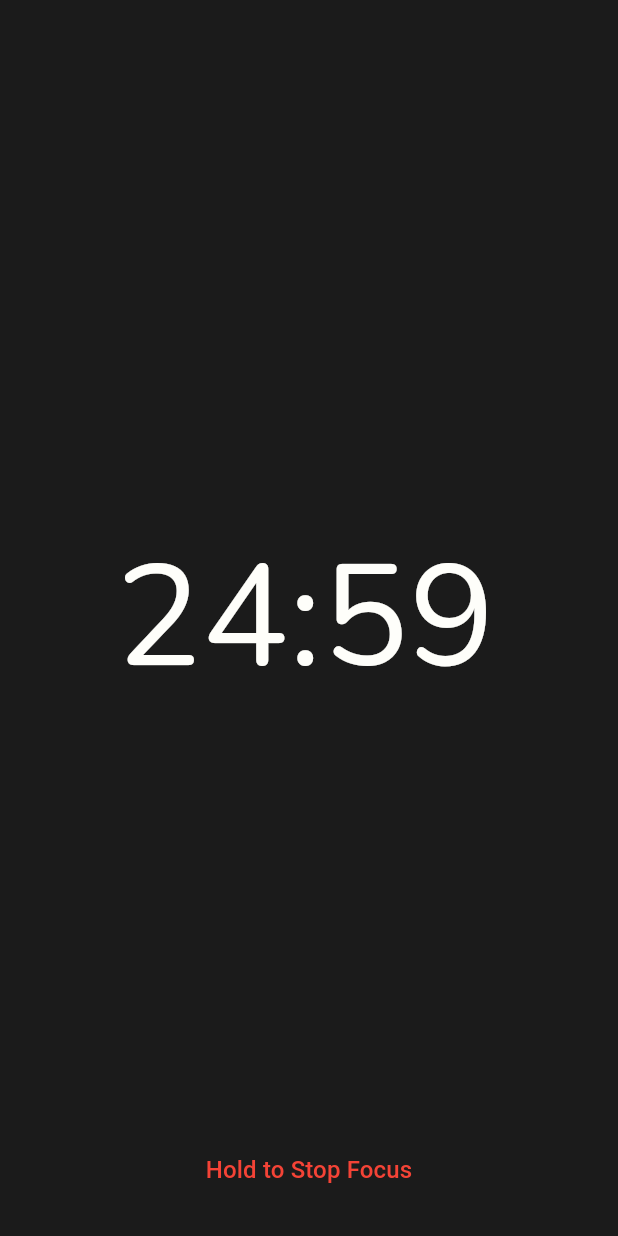
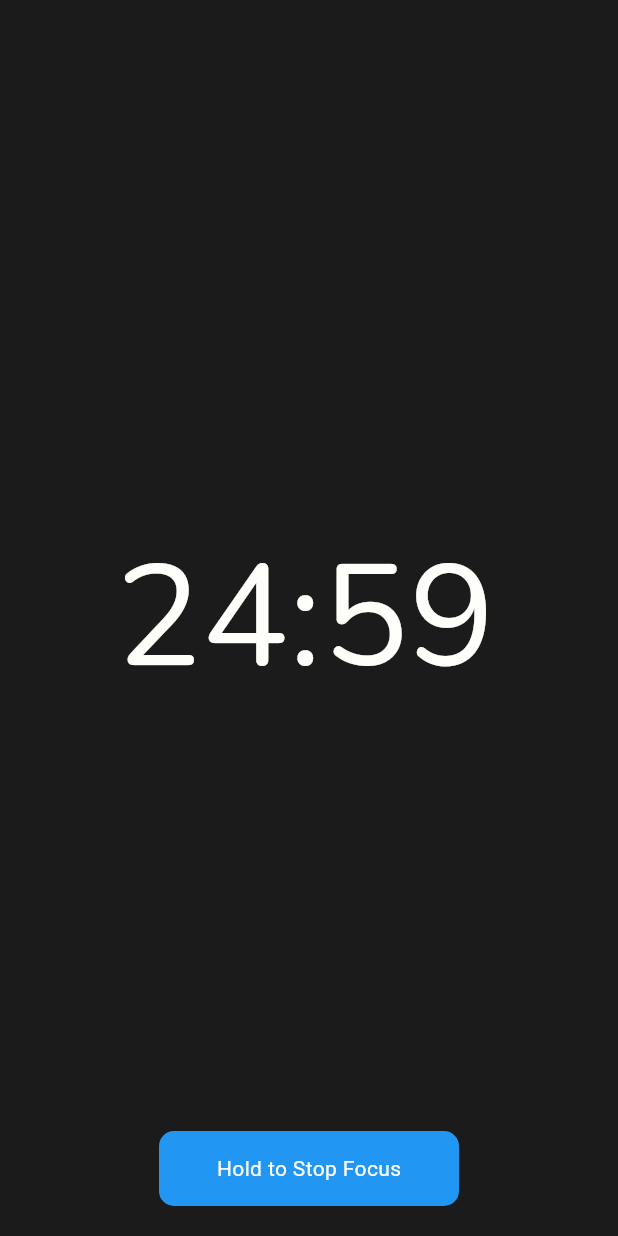
Before and after one commit to hpzynha/star_focus, a Flutter app: the PomodoroPage screen opened directly, after a tap on "Start Focus", on a phone screen of 412 x 824 dp. Run offline on Flutter 3.47's test engine with Material 3 defaults, Android fonts, the light colour scheme and no system bars; our stand-ins replace google_fonts.

Commit message:
handling the cancel timer and hold button

```diff
--- a/lib/pages/finish_page.dart
+++ b/lib/pages/finish_page.dart
@@ -8,7 +8,7 @@ class FinishedPage extends StatelessWidget {
   Widget build(BuildContext context) {
     return Scaffold(
       backgroundColor: backgroundColor,
-      body: Column(
+      body: const Column(
         children: [Text('Congratulations'), Icon(Icons.star)],
       ),
     );
--- a/lib/pages/pomodoro_start_page.dart
+++ b/lib/pages/pomodoro_start_page.dart
@@ -1,12 +1,12 @@
-import 'package:flutter/cupertino.dart';
 import 'package:flutter/material.dart';
-import 'package:flutter/widgets.dart';
+
 import 'package:provider/provider.dart';
+import 'package:star_focus/pages/pomodoro_page.dart';
 import 'package:star_focus/services/timer_service.dart';
 import 'package:star_focus/utils/style.dart';
 import 'package:star_focus/widgets/timer_widget.dart';
 
-import '../widgets/buttons.dart';
+import '../widgets/hold_button.dart';
 
 class PomodoroStartPage extends StatefulWidget {
   const PomodoroStartPage({super.key});
@@ -43,8 +43,26 @@ class _PomodoroStartPageState extends State<PomodoroStartPage> {
           padding: const EdgeInsets.only(bottom: 20),
           child: Align(
             alignment: Alignment.bottomCenter,
-            child: textButton(
-                text: 'Hold to Stop Focus', onPress: () {}, color: Colors.red),
+            child: HoldingButton(
+              buttonText: 'Hold to Stop Focus',
+              holdDuration: const Duration(seconds: 1),
+              onPressed: () {
+                _timer.cancelTimer();
+                Navigator.push(
+                  context,
+                  MaterialPageRoute(
+                    builder: ((context) => const PomodoroPage()),
+                  ),
+                );
+              },
+              loadingIndicator: const CircularProgressIndicator(
+                valueColor: AlwaysStoppedAnimation<Color>(Colors.red),
+              ),
+              completeIndicator: const Icon(
+                Icons.check,
+                color: Colors.white,
+              ),
+            ),
           ),
         ),
       ]),
@@ -53,6 +71,7 @@ class _PomodoroStartPageState extends State<PomodoroStartPage> {
 
   @override
   void dispose() {
+    _timer.timer.cancel();
     _timer.dispose();
     super.dispose();
   }
--- a/lib/services/timer_service.dart
+++ b/lib/services/timer_service.dart
@@ -28,4 +28,10 @@ class TimerService extends ChangeNotifier {
       },
     );
   }
+
+  void cancelTimer() {
+    timer.cancel();
+    currentDuration = _selectedTime;
+    notifyListeners();
+  }
 }
--- /dev/null
+++ b/lib/widgets/hold_button.dart
@@ -0,0 +1,96 @@
+import 'package:flutter/material.dart';
+
+class HoldingButton extends StatefulWidget {
+  final String buttonText;
+  final Duration holdDuration;
+  final VoidCallback onPressed;
+  final Color buttonColor;
+  final Color loadingColor;
+  final Widget loadingIndicator;
+  final Widget completeIndicator;
+
+  const HoldingButton({
+    required this.buttonText,
+    required this.holdDuration,
+    required this.onPressed,
+    this.buttonColor = Colors.blue,
+    this.loadingColor = Colors.grey,
+    required this.loadingIndicator,
+    required this.completeIndicator,
+  });
+
+  @override
+  _HoldingButtonState createState() => _HoldingButtonState();
+}
+
+class _HoldingButtonState extends State<HoldingButton>
+    with TickerProviderStateMixin {
+  late AnimationController _animationController;
+  bool _isHolding = false;
+  bool _isComplete = false;
+
+  @override
+  void initState() {
+    super.initState();
+    _animationController = AnimationController(
+      vsync: this,
+      duration: widget.holdDuration,
+    );
+    _animationController.addStatusListener((status) {
+      if (status == AnimationStatus.completed) {
+        setState(() {
+          _isComplete = true;
+        });
+        widget.onPressed();
+      }
+    });
+  }
+
+  @override
+  void dispose() {
+    _animationController.dispose();
+    super.dispose();
+  }
+
+  void _handleHoldStart() {
+    setState(() {
+      _isHolding = true;
+    });
+    _animationController.forward();
+  }
+
+  void _handleHoldEnd() {
+    setState(() {
+      _isHolding = false;
+      _isComplete = false;
+    });
+    _animationController.stop();
+    _animationController.reset();
+  }
+
+  @override
+  Widget build(BuildContext context) {
+    return GestureDetector(
+      onTapDown: (_) => _handleHoldStart(),
+      onTapUp: (_) => _handleHoldEnd(),
+      onTapCancel: () => _handleHoldEnd(),
+      child: Container(
+        width: 200,
+        height: 50,
+        decoration: BoxDecoration(
+          color: _isHolding ? widget.loadingColor : widget.buttonColor,
+          borderRadius: BorderRadius.circular(10),
+        ),
+        alignment: Alignment.center,
+        child: _isComplete
+            ? widget.completeIndicator
+            : _isHolding
+                ? widget.loadingIndicator
+                : Text(
+                    widget.buttonText,
+                    style: TextStyle(color: Colors.white),
+                  ),
+      ),
+    );
+  }
+}
```
Also changed, not shown: lib/pages/pomodoro_page.dart (+0 -15 lines).
